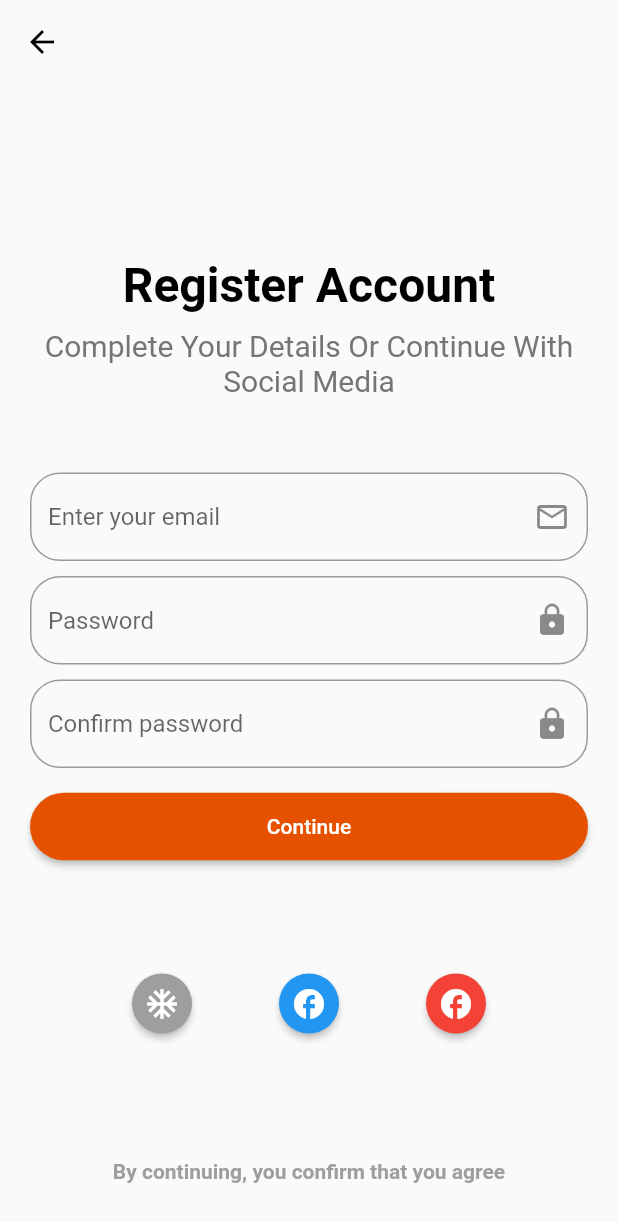
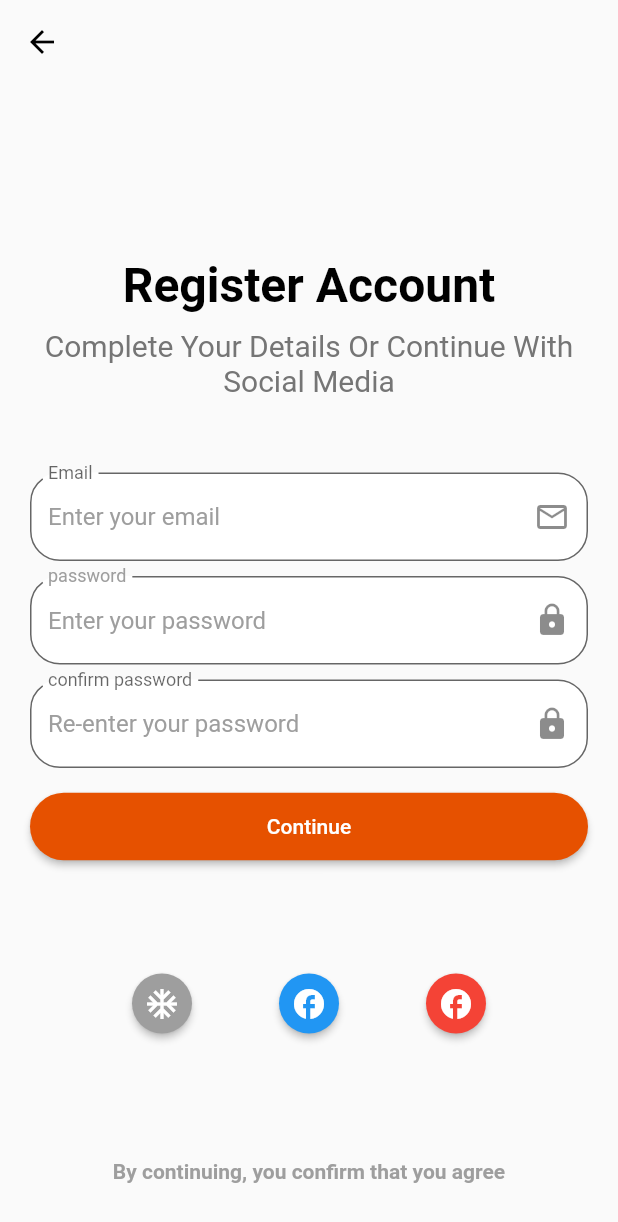
Before and after one commit to doaaisleem12/Re, a Flutter app: the screen it shows after launch, on a phone screen of 412 x 824 dp. Shown: the top 1222 px of the screen. Run offline on Flutter 3.47's test engine with Material 2 defaults, Android fonts, the phone set to English and light mode, and no system bars.

Commit message:
Update Register.dart

```diff
--- a/lib/Register.dart
+++ b/lib/Register.dart
@@ -61,11 +61,16 @@ class _RegisterState extends State<Register> {
                 ),
                 TextField(
                   decoration: InputDecoration(
-                    border: OutlineInputBorder(
-                      borderRadius: BorderRadius.circular(20),
-                    ),
+                suffixIcon: Icon(Icons.email_outlined),
+                fillColor: Colors.white,
+                filled: true,
+                floatingLabelBehavior: FloatingLabelBehavior.always,
+                label: Text("Email"),
                 hintText: "Enter your email",
-                    suffixIcon: Icon(Icons.email_outlined),
+                hintStyle:
+                TextStyle(fontSize: 16, color: Colors.grey),
+                border: OutlineInputBorder(borderRadius: BorderRadius.all(Radius.circular(20))),
+                focusedBorder: OutlineInputBorder(borderSide: BorderSide(color: Colors.grey))
             ),
           ),
                 SizedBox(
@@ -73,23 +78,34 @@ class _RegisterState extends State<Register> {
                 ),
                 TextField(
                   decoration: InputDecoration(
-                    border: OutlineInputBorder(
-                      borderRadius: BorderRadius.circular(20),
-                    ),
-                    hintText: "Password",
                 suffixIcon: Icon(Icons.lock),
+                fillColor: Colors.white,
+                filled: true,
+                floatingLabelBehavior: FloatingLabelBehavior.always,
+                labelText: "password",
+                labelStyle: TextStyle(color: Colors.grey),
+                hintText: "Enter your password",
+                hintStyle:
+                TextStyle(fontSize: 16, color: Colors.grey),
+                border: OutlineInputBorder(borderRadius: BorderRadius.all(Radius.circular(20))),
+              focusedBorder: OutlineInputBorder(borderSide: BorderSide(color: Colors.grey))
             ),
           ),
                 SizedBox(
                   height: 10,
                 ),
                 TextField(
-                  decoration: InputDecoration(
-                    border: OutlineInputBorder(
-                      borderRadius: BorderRadius.circular(20),
-                    ),
-                    hintText: "Confirm password",
+                  decoration:  InputDecoration(
                 suffixIcon: Icon(Icons.lock),
+                fillColor: Colors.white,
+                filled: true,
+                floatingLabelBehavior: FloatingLabelBehavior.always,
+                labelText: "confirm password",
+                hintText: "Re-enter your password",
+                hintStyle:
+                TextStyle(fontSize: 16, color: Colors.grey),
+                border: OutlineInputBorder(borderRadius: BorderRadius.all(Radius.circular(20))),
+                focusedBorder: OutlineInputBorder(borderSide: BorderSide(color: Colors.grey))
             ),
           ),
                 SizedBox(
```
Lines whose indentation alone changed are shown as unchanged.
